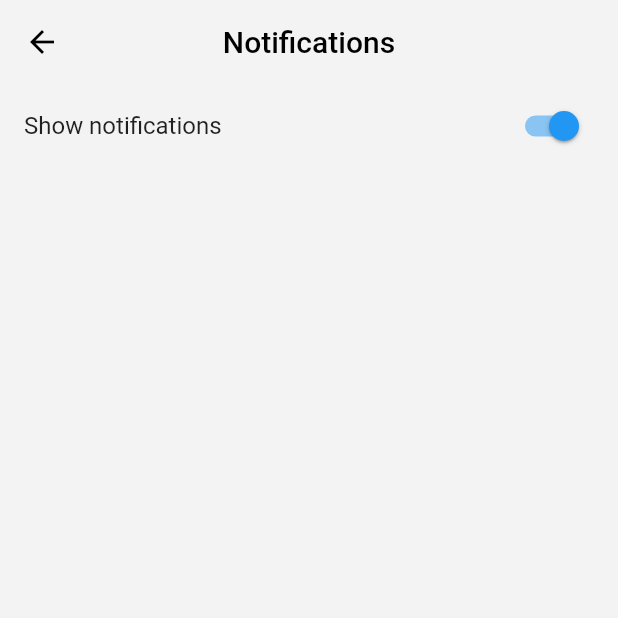
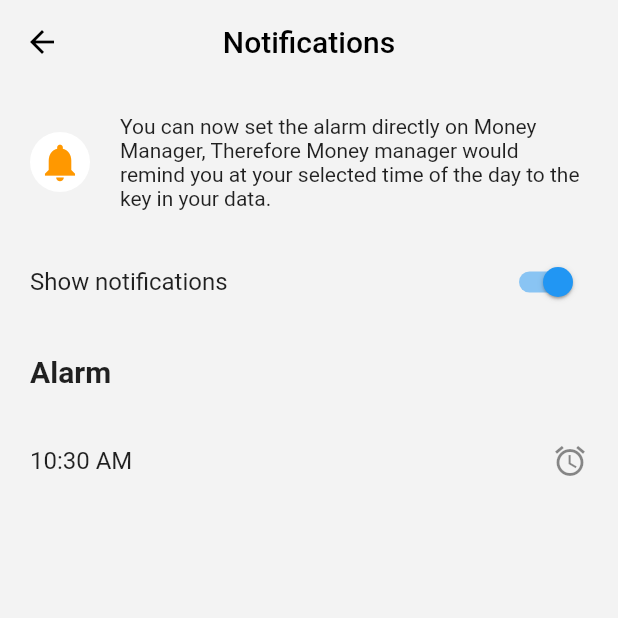
Before and after one commit to nashvak/expense_tracker, a Flutter app: the NotificationPage screen opened directly, on a phone screen of 412 x 824 dp, the top half of it. Run offline on Flutter 3.47's test engine with Material 2 defaults, Android fonts, the phone set to English and light mode, and no system bars; our stand-ins replace curved_navigation_bar, flutter_slidable, get, google_fonts, hive, hive_flutter and 3 more; accounts and stored records are empty.

Commit message:
notification screen created

```diff
--- a/lib/constatnts/custom_widgets/home_screen/button.dart
+++ b/lib/constatnts/custom_widgets/home_screen/button.dart
@@ -33,7 +33,7 @@ class SortButton extends StatelessWidget {
                 style:
                     const TextStyle(fontSize: 16, fontWeight: FontWeight.w500),
               ),
-              BlankSpace(
+              const BlankSpace(
                 width: 5,
               ),
               icon,
--- a/lib/controller/auth_controller.dart
+++ b/lib/controller/auth_controller.dart
@@ -42,13 +42,13 @@ class AuthController extends GetxController {
 
   void nameButtonStatus(String text) {
     nameButton = text.isNotEmpty;
-    print(nameButton);
+    // print(nameButton);
     update();
   }
 
   void emailButtonStatus(String text) {
     emailButton = text.isNotEmpty;
-    print(nameButton);
+    // print(nameButton);
     update();
   }
 }
--- a/lib/controller/transaction_controller.dart
+++ b/lib/controller/transaction_controller.dart
@@ -26,7 +26,7 @@ class TransactionController extends GetxController {
           .map((category) => category.toString().split('.').last)
           .toList();
     }
-    print(catagoryTitles);
+    // print(catagoryTitles);
     return catagoryTitles;
   }
 
--- a/lib/view/authentication/get_started.dart
+++ b/lib/view/authentication/get_started.dart
@@ -1,3 +1,4 @@
+import 'package:expense_tracker/view/authentication/signup.dart';
 import 'package:flutter/material.dart';
 import 'package:get/get.dart';
 import 'package:google_fonts/google_fonts.dart';
@@ -38,7 +39,7 @@ class GetStartedScreen extends StatelessWidget {
                 child: CustomButton(
                   title: "Get Started",
                   onTap: () {
-                    Get.offNamed('/signup');
+                    Get.off(() => ScreenSignup());
                   },
                 ),
               ),
--- a/lib/view/profile/edit_profile.dart
+++ b/lib/view/profile/edit_profile.dart
@@ -96,8 +96,8 @@ class _EditProfileState extends State<EditProfile> {
       await authController.updateUser(
         index: 0,
         auth: AuthModel(
-          name: nameController.text,
-          email: emailController.text,
+          name: nameController.text.trim(),
+          email: emailController.text.trim(),
           password: user.password,
           image: imageUrl,
         ),
--- a/lib/view/profile/notification.dart
+++ b/lib/view/profile/notification.dart
@@ -1,9 +1,12 @@
 import 'package:expense_tracker/constatnts/colors.dart';
+import 'package:expense_tracker/constatnts/custom_widgets/common/sizedbox.dart';
+import 'package:expense_tracker/controller/time_picker.dart';
 import 'package:flutter/material.dart';
+import 'package:get/get.dart';
 
 class NotificationPage extends StatelessWidget {
-  const NotificationPage({super.key});
-
+  NotificationPage({super.key});
+  final TimePicker time = Get.put(TimePicker());
   @override
   Widget build(BuildContext context) {
     return Scaffold(
@@ -18,13 +21,63 @@ class NotificationPage extends StatelessWidget {
         elevation: 0,
         iconTheme: const IconThemeData(color: Colors.black),
       ),
-      body: Column(
-        children: [
-          ListTile(
-            trailing: Switch.adaptive(value: true, onChanged: (value) {}),
-            title: const Text('Show notifications'),
-          )
-        ],
+      body: Padding(
+        padding: const EdgeInsets.all(20),
+        child: Column(
+          mainAxisAlignment: MainAxisAlignment.start,
+          crossAxisAlignment: CrossAxisAlignment.start,
+          children: [
+            const Row(
+              mainAxisAlignment: MainAxisAlignment.spaceEvenly,
+              children: [
+                CircleAvatar(
+                  backgroundColor: Colors.white,
+                  child: Icon(
+                    Icons.notifications,
+                    color: Colors.orange,
+                    size: 30,
+                  ),
+                ),
+                BlankSpace(
+                  width: 20,
+                ),
+                Expanded(
+                  child: Text(
+                      'You can now set the alarm directly on Money Manager, Therefore Money manager would remind you at your selected time of the day to the key in your data.'),
+                )
+              ],
+            ),
+            const BlankSpace(
+              height: 20,
+            ),
+            ListTile(
+              contentPadding: EdgeInsets.all(0),
+              trailing: Switch.adaptive(value: true, onChanged: (value) {}),
+              title: const Text('Show notifications'),
+            ),
+            const BlankSpace(
+              height: 20,
+            ),
+            Text(
+              "Alarm",
+              style: TextStyle(fontWeight: FontWeight.bold, fontSize: 20),
+            ),
+            height20,
+            GetBuilder<TimePicker>(
+              builder: ((controller) {
+                return ListTile(
+                  contentPadding: EdgeInsets.all(0),
+                  title: Text(controller.selectedTime.format(context)),
+                  trailing: GestureDetector(
+                      onTap: () {
+                        controller.pickTime();
+                      },
+                      child: Icon(Icons.alarm)),
+                );
+              }),
+            ),
+          ],
+        ),
       ),
     );
   }
--- a/lib/view/profile/profile_screen.dart
+++ b/lib/view/profile/profile_screen.dart
@@ -74,7 +74,6 @@ class _ScreenProfileState extends State<ScreenProfile> {
 
   @override
   Widget build(BuildContext context) {
-    print('build');
     return Scaffold(
       backgroundColor: Appcolor.primaryColor,
       appBar: AppBar(
@@ -155,7 +154,7 @@ class _ScreenProfileState extends State<ScreenProfile> {
                             const Color.fromARGB(255, 184, 207, 238),
                         iconColor: const Color.fromARGB(255, 37, 121, 231),
                         ontap: () {
-                          Get.to(() => const NotificationPage());
+                          Get.to(() => NotificationPage());
                         },
                       ),
                       height20,
--- a/lib/view/transaction/view_transaction.dart
+++ b/lib/view/transaction/view_transaction.dart
@@ -62,7 +62,7 @@ class _ScreenViewTransactionState extends State<ScreenViewTransaction> {
       );
 
       transactionController.updateTransaction(index: index, transaction: tr);
-      print(ui.catagory);
+      // print(ui.catagory);
       // print(index);
 
       Get.back();
```
Also changed, not shown: lib/constatnts/custom_widgets/home_screen/appbar.dart (+17 -14 lines), lib/controller/time_picker.dart (added, +18 -0 lines), lib/main.dart (+2 -21 lines), lib/view/authentication/signup.dart (+6 -5 lines), lib/view/history/history_screen.dart (+21 -18 lines), lib/view/transaction/add_transaction.dart (+31 -23 lines), lib/view/transaction/bottom_nav.dart (+5 -5 lines).
